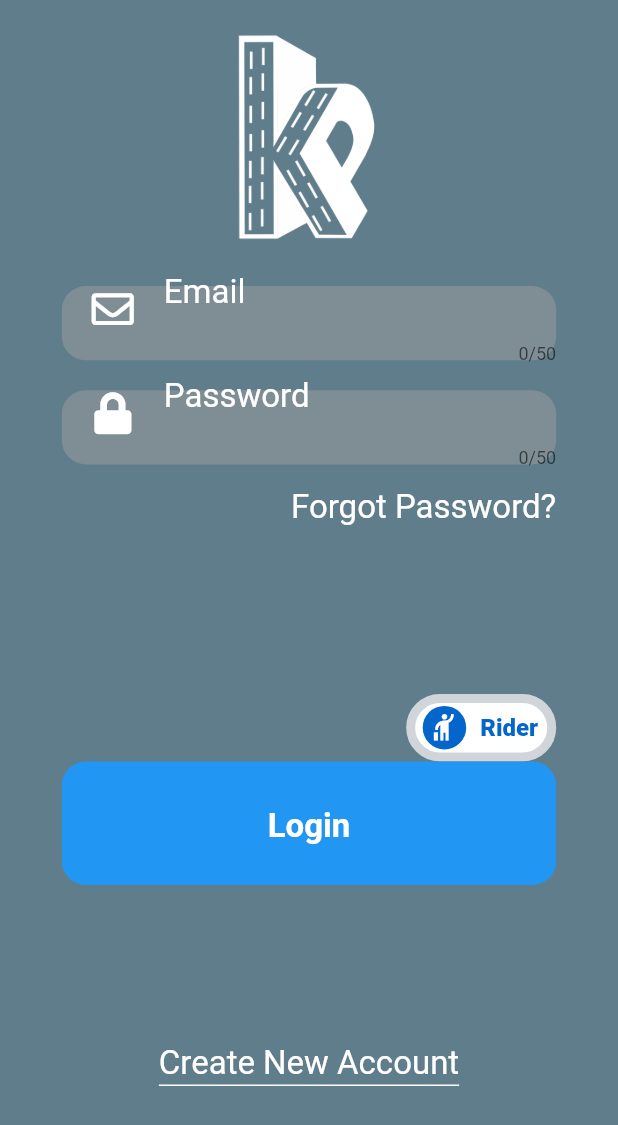
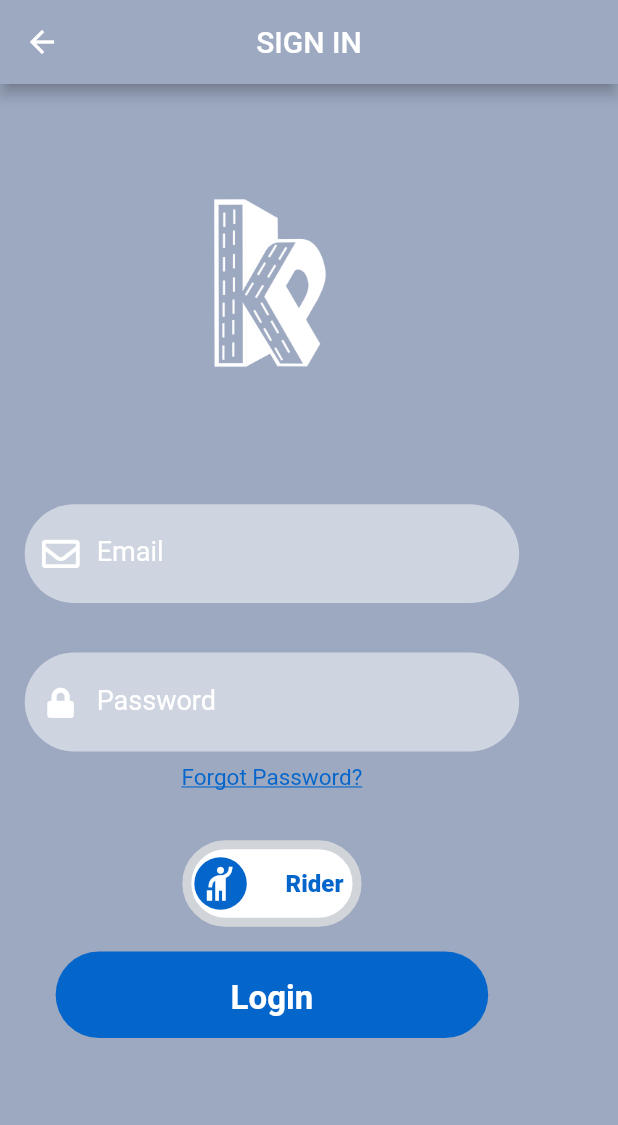
Before and after one commit to samo7a/karpool, a Flutter app: the screen it shows after launch, after a tap on "Login", on a phone screen of 412 x 824 dp. Shown: the top 1125 px of the screen. Run offline on Flutter 3.47's test engine with Material 2 defaults, Android fonts, the phone set to English and light mode, and no system bars; drawn by our look-alikes of flutter_switch; our stand-ins replace cloud_functions, firebase_auth, firebase_core, flutter_easyloading, flutter_form_builder, flutter_rating_bar and 4 more; accounts and stored records are empty; network calls fail.

Commit message:
added the login functionality, fixed the main screen

```diff
--- a/mobile_app/lib/main.dart
+++ b/mobile_app/lib/main.dart
@@ -31,19 +31,11 @@ void configLoading() {
     ..loadingStyle = EasyLoadingStyle.light
     ..indicatorSize = 45.0
     ..radius = 10.0
-    ..progressColor = Colors.yellow
-    ..backgroundColor = Colors.green
-    ..indicatorColor = Colors.yellow
-    ..textColor = Colors.yellow
-    ..maskColor = Colors.blue.withOpacity(0.5)
     ..userInteractions = false
     ..dismissOnTap = false;
 }
 
 class MyApp extends StatelessWidget {
-  // final Future<FirebaseApp> _firebaseApp = Firebase.initializeApp();
-  // This widget is the root of your application.
-
   @override
   Widget build(BuildContext context) {
     return MultiProvider(
--- a/mobile_app/lib/screens/ForgotPassword.dart
+++ b/mobile_app/lib/screens/ForgotPassword.dart
@@ -1,7 +1,7 @@
 import 'package:flutter/material.dart';
 import 'package:flutter/services.dart';
 import 'package:font_awesome_flutter/font_awesome_flutter.dart';
-import 'package:mobile_app/pallete.dart';
+import 'package:mobile_app/util/constants.dart';
 import 'package:mobile_app/widgets/rounded-button.dart';
 import 'package:mobile_app/widgets/text-input-field.dart';
 
--- a/mobile_app/lib/screens/LoginScreen.dart
+++ b/mobile_app/lib/screens/LoginScreen.dart
@@ -4,10 +4,11 @@ import 'package:firebase_auth/firebase_auth.dart';
 import 'package:flutter/material.dart';
 import 'package:cloud_functions/cloud_functions.dart';
 import 'package:font_awesome_flutter/font_awesome_flutter.dart';
-import 'package:mobile_app/pallete.dart';
+import 'package:mobile_app/util/constants.dart';
 import 'package:mobile_app/screens/ForgotPassword.dart';
 import 'package:mobile_app/screens/rider/RiderDashboardScreen.dart';
 import 'package:mobile_app/util/Auth.dart';
+import 'package:mobile_app/util/Size.dart';
 import 'package:mobile_app/widgets/widgets.dart';
 import 'package:provider/provider.dart';
 import 'package:shared_preferences/shared_preferences.dart';
@@ -26,7 +27,7 @@ class _LoginScreenState extends State<LoginScreen> {
   final emailController = TextEditingController();
   final passwordController = TextEditingController();
   bool isDriver = false;
-  // final prefs = await SharedPreference s.getInstance();
+
   void login(BuildContext context) async {
     String email = emailController.text.isEmpty ? "empty" : emailController.text;
     String password = passwordController.text.isEmpty ? "empty" : passwordController.text;
@@ -34,10 +35,9 @@ class _LoginScreenState extends State<LoginScreen> {
     final prefs = await SharedPreferences.getInstance();
     try {
       HttpsCallable getUser = FirebaseFunctions.instance.httpsCallable.call('account-getUser');
-      print(email + password);
       final res = await context.read<Auth>().signIn(email, password);
       if (res["msg"].toString().isEmpty) {
-        if (!res["data"].user.emailVerified) {
+        if (res["data"].user.emailVerified) {
           context.read<Auth>().signOut();
           EasyLoading.dismiss();
           EasyLoading.showInfo("Unverified user");
@@ -48,11 +48,7 @@ class _LoginScreenState extends State<LoginScreen> {
             "uid": uid,
             "driver": isDriver,
           };
-          print("obj: " + obj.toString());
           final result = await getUser(obj);
-          print("result: " + result.data.toString());
-          print(result.data['roles']['Driver']);
-          print(result.data['roles']['Rider']);
           var riderRole = result.data['roles']['Rider'];
           var driverRole = result.data["roles"]["Driver"];
           if (isDriver == true && driverRole != null) {
@@ -86,70 +82,84 @@ class _LoginScreenState extends State<LoginScreen> {
         return;
       }
       //final results = await getUser();
-    } on FirebaseAuthException catch (e) {
+    } catch (e) {
       EasyLoading.dismiss();
       context.read<Auth>().signOut();
-      EasyLoading.showError(e.message ?? "Signing in failed, please try agin!");
+      EasyLoading.showError("Change your user type.");
     }
   }
 
   @override
   Widget build(BuildContext context) {
+    Size size = new Size(Context: context);
     return Provider<Auth>(
       create: (_) => Auth(FirebaseAuth.instance),
       child: Builder(
         builder: (BuildContext context) {
-          return MaterialApp(
-            //builder: EasyLoading.init(),
-            home: Stack(
-              alignment: AlignmentDirectional.center,
+          return GestureDetector(
+            onTap: () => FocusScope.of(context).unfocus(),
+            child: Scaffold(
+              backgroundColor: kBackgroundColor,
+              appBar: AppBar(
+                backgroundColor: kBackgroundColor,
+                title: Text("SIGN IN"),
+                centerTitle: true,
+              ),
+              body: SingleChildScrollView(
+                child: Column(
+                  crossAxisAlignment: CrossAxisAlignment.center,
+                  mainAxisAlignment: MainAxisAlignment.spaceAround,
                   children: [
-                Scaffold(
-                  backgroundColor: Colors.blueGrey,
-                  body: Column(
-                    children: [
-                      Flexible(
-                        child: Center(
+                    Padding(
+                      padding: EdgeInsets.all(size.BLOCK_HEIGHT * 1),
                       child: Image(
                         image: AssetImage('images/splashIcon.png'),
                         color: kWhite,
-                            height: 150,
-                            width: 150,
+                        height: size.BLOCK_HEIGHT * 30,
+                        width: size.BLOCK_WIDTH * 30,
                       ),
                     ),
-                      ),
-                      Column(
-                        crossAxisAlignment: CrossAxisAlignment.end,
-                        children: [
-                          TextInputField(
+                    Padding(
+                      padding: EdgeInsets.all(size.BLOCK_HEIGHT * 2),
+                      child: TextInputField(
                         icon: FontAwesomeIcons.envelope,
                         hint: 'Email',
                         inputType: TextInputType.emailAddress,
                         inputAction: TextInputAction.next,
                         controller: emailController,
                       ),
-                          PasswordInput(
+                    ),
+                    Padding(
+                      padding: EdgeInsets.only(top: size.BLOCK_HEIGHT * 2),
+                      child: PasswordInput(
                         controller: passwordController,
                         icon: FontAwesomeIcons.lock,
                         hint: 'Password',
                         inputType: TextInputType.visiblePassword,
                         inputAction: TextInputAction.done,
                       ),
-                          GestureDetector(
+                    ),
+                    Padding(
+                      padding:
+                          EdgeInsets.only(top: size.BLOCK_HEIGHT, bottom: size.BLOCK_HEIGHT * 2),
+                      child: GestureDetector(
                         onTap: () => Navigator.pushNamed(context, ForgotPassword.id),
                         child: Text(
                           'Forgot Password?',
-                              style: kBodyText,
+                          style: TextStyle(
+                            fontSize: size.FONT_SIZE * 15,
+                            color: kButtonColor,
+                            decoration: TextDecoration.underline,
+                            decorationThickness: 1,
                           ),
                         ),
-                          SizedBox(
-                            height: 100,
+                      ),
                     ),
                     Padding(
-                            padding: EdgeInsets.only(top: 10.0),
+                      padding: EdgeInsets.all(size.BLOCK_HEIGHT * 2),
                       child: FlutterSwitch(
-                              width: 100.0,
-                              height: 45.0,
+                        height: size.BLOCK_HEIGHT * 7,
+                        width: size.BLOCK_WIDTH * 29,
                         toggleSize: 35.0,
                         value: isDriver,
                         borderRadius: 30.0,
@@ -193,29 +203,9 @@ class _LoginScreenState extends State<LoginScreen> {
                         login(context);
                       },
                     ),
-                          SizedBox(
-                            height: 100,
-                          ),
-                        ],
-                      ),
-                      GestureDetector(
-                        onTap: () => Navigator.pushNamed(context, 'CreateNewAccount'),
-                        child: Container(
-                          child: Text(
-                            'Create New Account',
-                            style: kBodyText,
-                          ),
-                          decoration: BoxDecoration(
-                              border: Border(bottom: BorderSide(width: 1, color: kWhite))),
-                        ),
-                      ),
-                      SizedBox(
-                        height: 100,
-                      ),
                   ],
                 ),
               ),
-              ],
             ),
           );
         },
--- a/mobile_app/lib/screens/MainScreen.dart
+++ b/mobile_app/lib/screens/MainScreen.dart
@@ -3,7 +3,7 @@ import 'package:flutter/material.dart';
 import 'package:mobile_app/screens/LoginScreen.dart';
 import 'package:mobile_app/screens/RegisterScreen.dart';
 import '../util/Size.dart';
-import 'package:mobile_app/pallete.dart';
+import 'package:mobile_app/util/constants.dart';
 
 class MainScreen extends StatelessWidget {
   static const id = 'mainScreen';
@@ -26,36 +26,38 @@ class MainScreen extends StatelessWidget {
                   'Kärpōōl',
                   style: TextStyle(
                     fontFamily: 'Poppins',
-                    fontSize: 60,
+                    fontSize: size.FONT_SIZE * 50,
                   ),
                 ),
                 SizedBox(
-                  height: 15,
+                  height: size.BLOCK_HEIGHT * 4,
                 ),
-                Text(
-                  'Ensuring mobility in a mobile world.',
-                  style: TextStyle(
-                    fontFamily: 'Glory',
-                    fontWeight: FontWeight.bold,
-                    fontSize: 27,
+                Padding(
+                  padding: EdgeInsets.symmetric(horizontal: size.BLOCK_WIDTH * 8),
+                  child: Text(
+                    'Ensuring mobility in a mobile world.',
+                    style: TextStyle(
+                      fontFamily: 'Glory',
+                      fontWeight: FontWeight.bold,
+                      fontSize: size.FONT_SIZE * 25,
+                    ),
                   ),
                 ),
                 SizedBox(
-                  height: 175,
+                  height: size.BLOCK_HEIGHT * 20,
                 ),
                 Padding(
-                  padding: const EdgeInsets.all(5.0),
+                  padding: EdgeInsets.all(size.BLOCK_HEIGHT * 2),
                   // ignore: deprecated_member_use
                   child: FlatButton(
-                    shape: RoundedRectangleBorder(
-                        borderRadius: BorderRadius.circular(50)),
+                    shape: RoundedRectangleBorder(borderRadius: BorderRadius.circular(50)),
                     minWidth: size.BLOCK_WIDTH * 70,
                     height: size.BLOCK_HEIGHT * 7,
                     color: kButtonColor,
                     child: Text('Login',
                         style: TextStyle(
                           color: Colors.white,
-                          fontSize: 30,
+                          fontSize: size.FONT_SIZE * 28,
                         )),
                     onPressed: () {
                       Navigator.pushNamed(context, LoginScreen.id);
@@ -63,16 +65,20 @@ class MainScreen extends StatelessWidget {
                   ),
                 ),
                 Padding(
-                  padding: const EdgeInsets.all(20.0),
+                  padding: EdgeInsets.all(size.BLOCK_HEIGHT * 2),
                   // ignore: deprecated_member_use
                   child: FlatButton(
                     minWidth: size.BLOCK_WIDTH * 70,
                     height: size.BLOCK_HEIGHT * 7,
-                    shape: RoundedRectangleBorder(
-                        borderRadius: BorderRadius.circular(50)),
+                    shape: RoundedRectangleBorder(borderRadius: BorderRadius.circular(50)),
                     color: kButtonColor,
-                    child: Text('Sign Up',
-                        style: TextStyle(color: Colors.white, fontSize: 30)),
+                    child: Text(
+                      'Sign Up',
+                      style: TextStyle(
+                        color: Colors.white,
+                        fontSize: size.FONT_SIZE * 28,
+                      ),
+                    ),
                     onPressed: () {
                       Navigator.pushNamed(context, RegisterScreen.id);
                     },
--- a/mobile_app/lib/screens/RegisterScreen.dart
+++ b/mobile_app/lib/screens/RegisterScreen.dart
@@ -2,7 +2,7 @@ import 'dart:ui';
 
 import 'package:flutter/material.dart';
 import 'package:font_awesome_flutter/font_awesome_flutter.dart';
-import 'package:mobile_app/pallete.dart';
+import 'package:mobile_app/util/constants.dart';
 import 'package:form_field_validator/form_field_validator.dart';
 import 'package:flutter_switch/flutter_switch.dart';
 import 'package:flutter_form_builder/flutter_form_builder.dart';
--- a/mobile_app/lib/screens/SplashScreen.dart
+++ b/mobile_app/lib/screens/SplashScreen.dart
@@ -3,9 +3,15 @@ import 'package:flutter_spinkit/flutter_spinkit.dart';
 import 'package:firebase_auth/firebase_auth.dart';
 import 'package:cloud_functions/cloud_functions.dart';
 import 'package:mobile_app/screens/MainScreen.dart';
+import 'package:mobile_app/screens/rider/RiderDashboardScreen.dart';
+import 'package:mobile_app/util/Auth.dart';
 import '../util/Size.dart';
 import 'dart:async';
 import 'package:provider/provider.dart';
+import 'package:shared_preferences/shared_preferences.dart';
+import 'package:flutter_easyloading/flutter_easyloading.dart';
+
+import 'driver/DriverDashboardScreen.dart';
 
 class SplashScreen extends StatefulWidget {
   static const id = 'splashScreen';
@@ -32,16 +38,79 @@ class _SplashScreenState extends State<SplashScreen> {
     return new Timer(duration, route);
   }
 
-  route() {
-    final user = Provider.of<User?>(context, listen: false);
-
-    if (user != null) {
-      //TODO: figure out the type of user
-      //call the getProfile function from firebase
-      //if(driver) return driverHomePage()
-      //if(rider) return riderHomePage(0)
-    } else
-      Navigator.pushNamed(context, MainScreen.id);
+  route() async {
+    try {
+      print("start try");
+      final user = Provider.of<User?>(context, listen: false);
+      // final user = context.read<Auth>().getCurrentUser();
+      // bool v = user.emailVerified;
+      final prefs = await SharedPreferences.getInstance();
+      HttpsCallable getUser = FirebaseFunctions.instance.httpsCallable.call('account-getUser');
+      String role = await prefs.getString("role") as String;
+      print("role: " + role);
+      if (role == 'norole')
+        Navigator.pushAndRemoveUntil(
+          context,
+          MaterialPageRoute(builder: (context) => MainScreen()),
+          (Route<dynamic> route) => false,
+        );
+      bool isDriver = role == 'driver';
+      print(isDriver);
+      if (user != null && !user.emailVerified) {
+        String uid = user.uid;
+        print(uid);
+        final obj = <String, dynamic>{
+          "uid": uid,
+          "driver": isDriver,
+        };
+        final result = await getUser(obj);
+        var riderRole = result.data['roles']['Rider'];
+        var driverRole = result.data["roles"]["Driver"];
+        print(riderRole + driverRole);
+        if (isDriver == true && driverRole != null) {
+          //the user is driver
+          print("i am a driver");
+          prefs.setString("role", "driver");
+          EasyLoading.dismiss();
+          Navigator.pushAndRemoveUntil(
+            context,
+            MaterialPageRoute(builder: (context) => DriverDashboardScreen()),
+            (Route<dynamic> route) => false,
+          );
+        } else if (isDriver == false && riderRole != null) {
+          // the user is a rider
+          print("i am a rider");
+          prefs.setString("role", "rider");
+          EasyLoading.dismiss();
+          Navigator.pushAndRemoveUntil(
+            context,
+            MaterialPageRoute(builder: (context) => RiderDashboardScreen()),
+            (Route<dynamic> route) => false,
+          );
+        } else {
+          print("i am nothing");
+          Navigator.pushAndRemoveUntil(
+            context,
+            MaterialPageRoute(builder: (context) => MainScreen()),
+            (Route<dynamic> route) => false,
+          );
+        }
+      } else {
+        print("end if else");
+        Navigator.pushAndRemoveUntil(
+          context,
+          MaterialPageRoute(builder: (context) => MainScreen()),
+          (Route<dynamic> route) => false,
+        );
+      }
+    } catch (e) {
+      print("error");
+      Navigator.pushAndRemoveUntil(
+        context,
+        MaterialPageRoute(builder: (context) => MainScreen()),
+        (Route<dynamic> route) => false,
+      );
+    }
   }
 
   initScreen(BuildContext context) {
--- a/mobile_app/lib/screens/driver/DriverDashboardScreen.dart
+++ b/mobile_app/lib/screens/driver/DriverDashboardScreen.dart
@@ -2,7 +2,7 @@ import 'package:flutter/material.dart';
 import 'package:mobile_app/screens/driver/DriverHistoryScreen.dart';
 import 'DriverHomeScreen.dart';
 import 'DriverHistoryScreen.dart';
-import 'package:mobile_app/pallete.dart';
+import 'package:mobile_app/util/constants.dart';
 import 'package:mobile_app/widgets/DriverDrawer.dart';
 import 'package:mobile_app/widgets/TabHandler.dart';
 
--- a/mobile_app/lib/screens/driver/DriverHomeScreen.dart
+++ b/mobile_app/lib/screens/driver/DriverHomeScreen.dart
@@ -1,5 +1,5 @@
 import 'package:flutter/material.dart';
-import 'package:mobile_app/pallete.dart';
+import 'package:mobile_app/util/constants.dart';
 
 class DriverHomeScreen extends StatefulWidget {
   static const id = 'driverHomeScreen';
--- a/mobile_app/lib/screens/rider/RiderDashboardScreen.dart
+++ b/mobile_app/lib/screens/rider/RiderDashboardScreen.dart
@@ -2,7 +2,7 @@ import 'package:flutter/material.dart';
 import 'package:mobile_app/widgets/RiderDrawer.dart';
 import 'RiderHomeScreen.dart';
 import 'RiderHistoryScreen.dart';
-import 'package:mobile_app/pallete.dart';
+import 'package:mobile_app/util/constants.dart';
 import 'package:mobile_app/widgets/TabHandler.dart';
 
 class RiderDashboardScreen extends StatefulWidget {
--- a/mobile_app/lib/widgets/DriverDrawer.dart
+++ b/mobile_app/lib/widgets/DriverDrawer.dart
@@ -1,5 +1,5 @@
 import 'package:flutter/material.dart';
-import 'package:mobile_app/pallete.dart';
+import 'package:mobile_app/util/constants.dart';
 import 'package:mobile_app/util/Size.dart';
 import 'TopDrawer.dart';
 
--- a/mobile_app/lib/widgets/RiderDrawer.dart
+++ b/mobile_app/lib/widgets/RiderDrawer.dart
@@ -1,5 +1,5 @@
 import 'package:flutter/material.dart';
-import 'package:mobile_app/pallete.dart';
+import 'package:mobile_app/util/constants.dart';
 import 'package:mobile_app/util/Size.dart';
 import 'TopDrawer.dart';
 
--- a/mobile_app/lib/widgets/TabHandler.dart
+++ b/mobile_app/lib/widgets/TabHandler.dart
@@ -1,5 +1,5 @@
 import 'package:flutter/material.dart';
-import 'package:mobile_app/pallete.dart';
+import 'package:mobile_app/util/constants.dart';
 
 class TabHandler extends StatelessWidget {
   const TabHandler({
--- a/mobile_app/lib/widgets/TopDrawer.dart
+++ b/mobile_app/lib/widgets/TopDrawer.dart
@@ -1,6 +1,6 @@
 import 'package:mobile_app/util/Size.dart';
 import 'package:flutter/material.dart';
-import 'package:mobile_app/pallete.dart';
+import 'package:mobile_app/util/constants.dart';
 import 'package:flutter_rating_bar/flutter_rating_bar.dart';
 
 class TopDrawer extends StatelessWidget {
--- a/mobile_app/lib/widgets/password-input.dart
+++ b/mobile_app/lib/widgets/password-input.dart
@@ -1,5 +1,6 @@
 import 'package:flutter/material.dart';
-import 'package:mobile_app/pallete.dart';
+import 'package:mobile_app/util/constants.dart';
+import 'package:mobile_app/util/Size.dart';
 
 class PasswordInput extends StatelessWidget {
   const PasswordInput({
@@ -19,38 +20,35 @@ class PasswordInput extends StatelessWidget {
 
   @override
   Widget build(BuildContext context) {
-    Size size = MediaQuery.of(context).size;
-    return Padding(
-      padding: const EdgeInsets.symmetric(vertical: 10.0),
-      child: Container(
-        height: size.height * 0.06,
-        width: size.width * 0.8,
+    Size size = Size(Context: context);
+    return Container(
+      height: size.BLOCK_HEIGHT * 8,
+      width: size.BLOCK_WIDTH * 80,
       decoration: BoxDecoration(
-          color: Colors.grey[500]!.withOpacity(0.5),
-          borderRadius: BorderRadius.circular(16),
+        color: Colors.white.withOpacity(0.5),
+        borderRadius: BorderRadius.circular(size.BLOCK_WIDTH * 10),
       ),
       child: Center(
-          child: TextField(
+        child: TextFormField(
           maxLength: 50,
           controller: controller,
           decoration: InputDecoration(
+            counterText: "",
             border: InputBorder.none,
-              prefixIcon: Padding(
-                padding: const EdgeInsets.symmetric(horizontal: 20.0),
-                child: Icon(
+            prefixIcon: Icon(
               icon,
-                  size: 28,
+              size: size.FONT_SIZE * 20,
+              color: kWhite,
+            ),
+            hintText: hint,
+            hintStyle: TextStyle(
+              fontSize: size.FONT_SIZE * 18,
               color: kWhite,
             ),
           ),
-              hintText: hint,
-              hintStyle: kBodyText,
-            ),
           obscureText: true,
-            style: kBodyText,
           keyboardType: inputType,
           textInputAction: inputAction,
-          ),
         ),
       ),
     );
--- a/mobile_app/lib/widgets/rounded-button.dart
+++ b/mobile_app/lib/widgets/rounded-button.dart
@@ -1,5 +1,5 @@
 import 'package:flutter/material.dart';
-import 'package:mobile_app/pallete.dart';
+import 'package:mobile_app/util/constants.dart';
 import 'package:mobile_app/util/Size.dart';
 
 class RoundedButton extends StatelessWidget {
@@ -16,11 +16,11 @@ class RoundedButton extends StatelessWidget {
   Widget build(BuildContext context) {
     Size size = new Size(Context: context);
     return Container(
-      height: size.BLOCK_HEIGHT * 10,
-      width: size.BLOCK_WIDTH * 80,
+      height: size.BLOCK_HEIGHT * 7,
+      width: size.BLOCK_WIDTH * 70,
       decoration: BoxDecoration(
-        borderRadius: BorderRadius.circular(16),
-        color: kBlue,
+        borderRadius: BorderRadius.circular(size.BLOCK_HEIGHT * 16),
+        color: kButtonColor,
       ),
       child: TextButton(
         onPressed: () {
--- a/mobile_app/lib/widgets/text-input-field.dart
+++ b/mobile_app/lib/widgets/text-input-field.dart
@@ -1,5 +1,6 @@
 import 'package:flutter/material.dart';
-import 'package:mobile_app/pallete.dart';
+import 'package:mobile_app/util/constants.dart';
+import '../util/Size.dart';
 
 class TextInputField extends StatelessWidget {
   const TextInputField({
@@ -19,37 +20,36 @@ class TextInputField extends StatelessWidget {
 
   @override
   Widget build(BuildContext context) {
-    Size size = MediaQuery.of(context).size;
-    return Padding(
-      padding: const EdgeInsets.symmetric(vertical: 10.0),
-      child: Container(
-        height: size.height * 0.06,
-        width: size.width * 0.8,
+    Size size = new Size(Context: context);
+    return Container(
+      height: size.BLOCK_HEIGHT * 8,
+      width: size.BLOCK_WIDTH * 80,
       decoration: BoxDecoration(
-          color: Colors.grey[500]!.withOpacity(0.5),
-          borderRadius: BorderRadius.circular(16),
+        color: Colors.white.withOpacity(0.5),
+        borderRadius: BorderRadius.circular(size.BLOCK_WIDTH * 10),
       ),
       child: Center(
         child: TextFormField(
           maxLength: 50,
           controller: controller,
           decoration: InputDecoration(
+            counterText: "",
+            //contentPadding: EdgeInsets.zero,
             border: InputBorder.none,
-              prefixIcon: Padding(
-                padding: const EdgeInsets.symmetric(horizontal: 20.0),
-                child: Icon(
+            prefixIcon: Icon(
               icon,
-                  size: 28,
+              size: size.FONT_SIZE * 25,
               color: kWhite,
             ),
+            hintText: hint,
+            hintStyle: TextStyle(
+              fontSize: size.FONT_SIZE * 18,
+              color: Colors.white,
+              textBaseline: TextBaseline.alphabetic,
             ),
-              hintText: hint,
-              hintStyle: kBodyText,
           ),
-            style: kBodyText,
           keyboardType: inputType,
           textInputAction: inputAction,
-          ),
         ),
       ),
     );
```
Also changed, not shown: mobile_app/lib/util/constants.dart (line endings or trailing spaces), 1 other file. Lines whose indentation alone changed are shown as unchanged.
